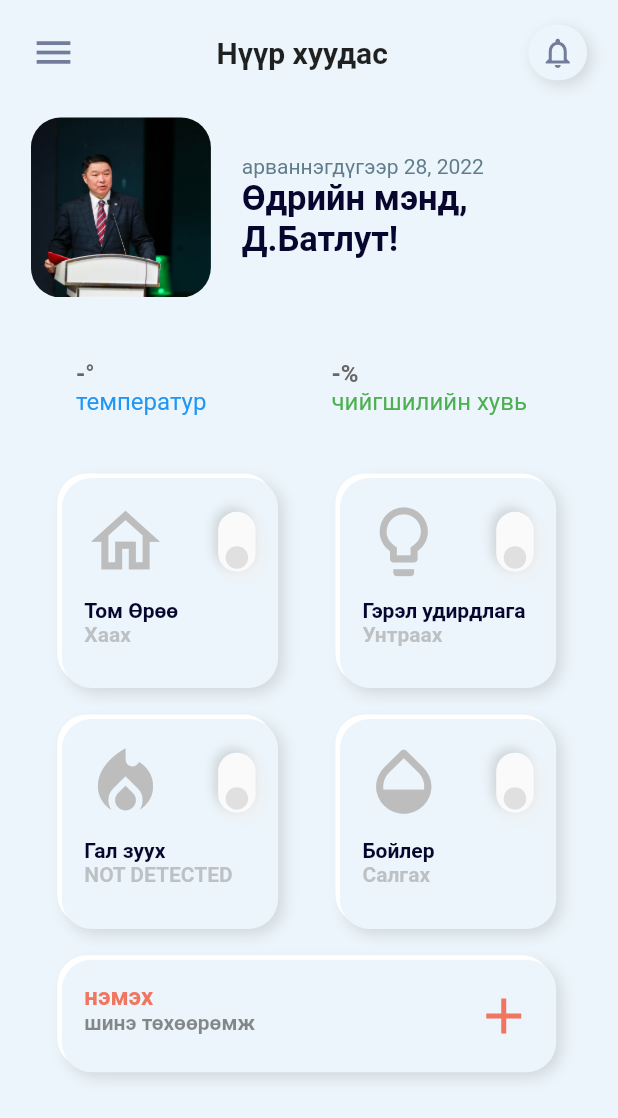
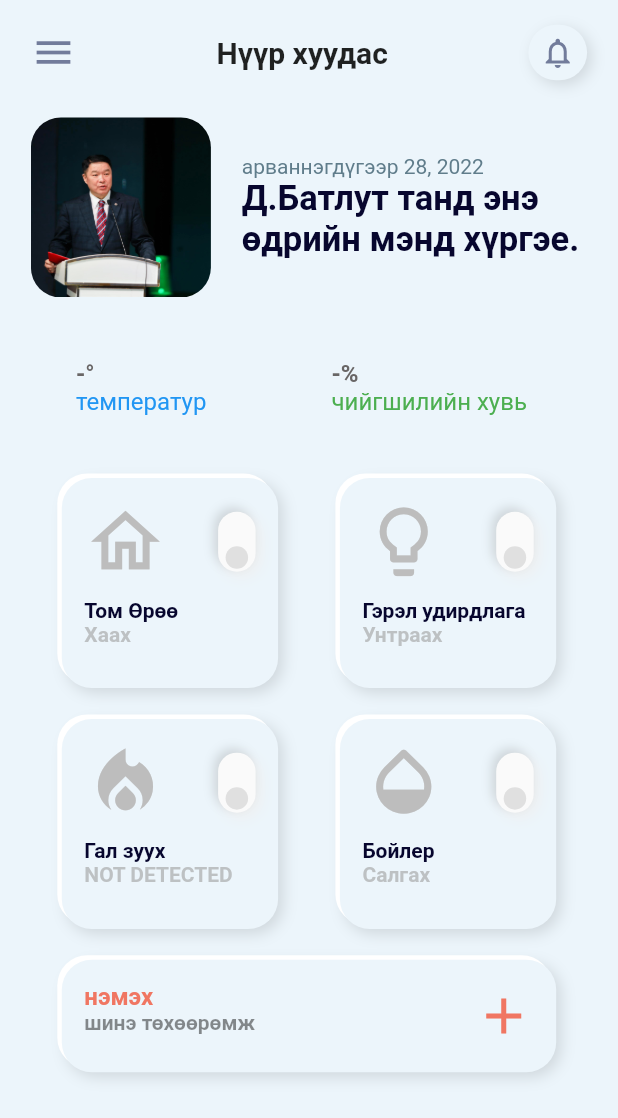
Before and after one commit to UGUUMUR1013/monfix_project, a Flutter app: the SensorScreen screen opened directly, on a phone screen of 412 x 824 dp. Shown: the top 1118 px of the screen. Run offline on Flutter 3.47's test engine with Material 2 defaults, Android fonts, the phone set to English and light mode, and no system bars; our stand-ins replace after_layout, shared_preferences; accounts and stored records are empty; network calls fail; Roboto replaces fonts that are missing (Poppings, Poppins).

Commit message:
change name

```diff
--- a/lib/SensorScreen/components/body.dart
+++ b/lib/SensorScreen/components/body.dart
@@ -136,7 +136,7 @@ class _SensorScreenBodyState extends State<SensorScreenBody> {
                         ),
                       ),
                       Text(
-                        'Өдрийн мэнд,\nД.Батлут!',
+                        'Д.Батлут танд энэ\nөдрийн мэнд хүргэе.',
                         style: TextStyle(
                           color: kBlueColor,
                           fontWeight: FontWeight.bold,
```
